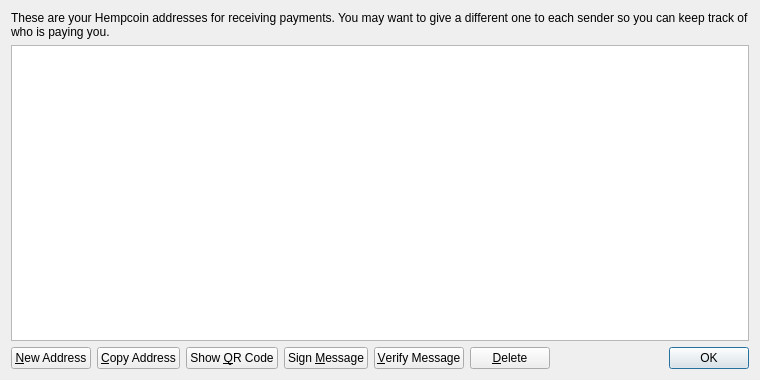
Above: src/qt/forms/addressbookpage.ui from hempcoin-project/THC before the change. Below: the same form after it.
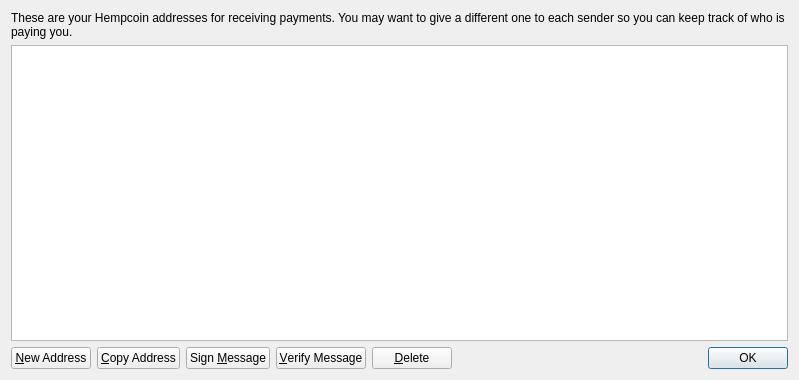
That is the form after the change. Icons and pictures are not drawn.

```diff
--- a/src/qt/forms/addressbookpage.ui
+++ b/src/qt/forms/addressbookpage.ui
@@ -6,7 +6,7 @@
    <rect>
     <x>0</x>
     <y>0</y>
-    <width>760</width>
+    <width>799</width>
     <height>380</height>
    </rect>
   </property>
@@ -85,17 +85,6 @@
        </property>
       </widget>
      </item>
-     <item>
-      <widget class="QPushButton" name="showQRCode">
-       <property name="text">
-        <string>Show &amp;QR Code</string>
-       </property>
-       <property name="icon">
-        <iconset resource="../bitcoin.qrc">
-         <normaloff>:/icons/qrcode</normaloff>:/icons/qrcode</iconset>
-       </property>
-      </widget>
-     </item>
      <item>
       <widget class="QPushButton" name="signMessage">
        <property name="toolTip">
```
